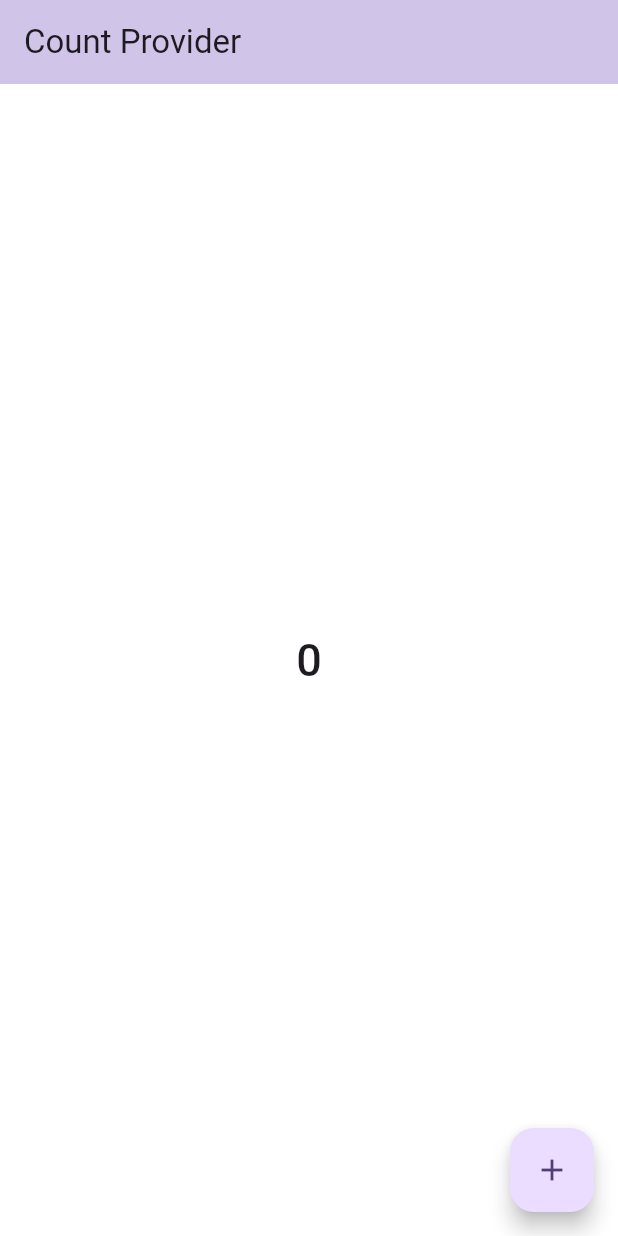
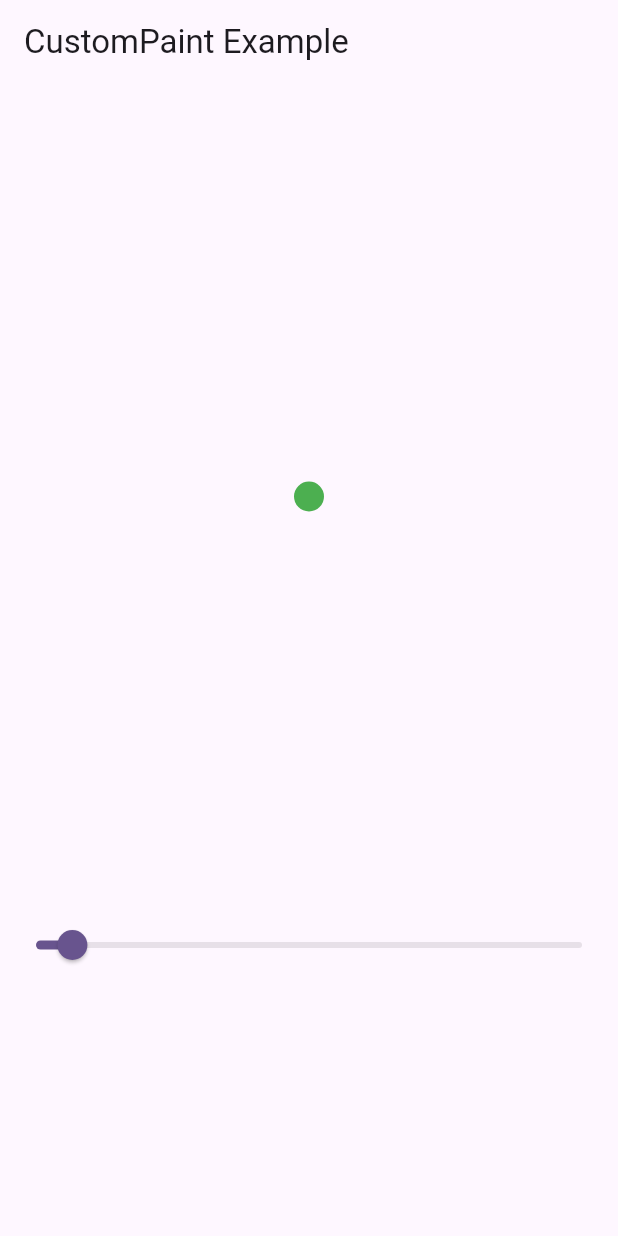
Before and after one commit to ChandravirRaj/flutter_provider, a Flutter app: the screen it shows after launch, on a phone screen of 412 x 824 dp. Run offline on Flutter 3.47's test engine with Material 3 defaults, Android fonts, the phone set to English and light mode, and no system bars.

Commit message:
multi provider imlemetion is done

```diff
--- a/lib/main.dart
+++ b/lib/main.dart
@@ -1,5 +1,7 @@
 import 'package:flutter/material.dart';
 import 'package:flutter_provider/single_provider/module/count_example.dart';
+import 'package:flutter_provider/single_provider/module/custom_paint_example.dart';
+import 'package:flutter_provider/single_provider/provider/circle_provider.dart';
 import 'package:flutter_provider/single_provider/provider/count_provider.dart';
 import 'package:provider/provider.dart';
 
@@ -13,24 +15,24 @@ class MyApp extends StatelessWidget {
   // This widget is the root of your application.
   @override
   Widget build(BuildContext context) {
-    return ChangeNotifierProvider(
-      create: (_) => CountProvider(),
+    return MultiProvider(
+      providers: [
+        ChangeNotifierProvider(
+          create: (_) => CountProvider(),
+        ),
+        ChangeNotifierProvider(
+          create: (_) => CircleProvider(),
+        )
+      ],
       child: MaterialApp(
         title: 'Flutter Demo',
         theme: ThemeData(
           colorScheme: ColorScheme.fromSeed(seedColor: Colors.deepPurple),
           useMaterial3: true,
         ),
-        home: const CountExample(),
+        home: const CustomPaintExample(),
       ),
     );
-    return MaterialApp(
-      title: 'Flutter Demo',
-      theme: ThemeData(
-        colorScheme: ColorScheme.fromSeed(seedColor: Colors.deepPurple),
-        useMaterial3: true,
-      ),
-      home: const CountExample(),
-    );
   }
+
 }
--- a/lib/single_provider/module/count_example.dart
+++ b/lib/single_provider/module/count_example.dart
@@ -20,7 +20,7 @@ class _CountExampleState extends State<CountExample> {
 
   @override
   Widget build(BuildContext context) {
-    var provider = Provider.of<CountProvider>(context,listen: false);
+    var provider = Provider.of<CountProvider>(context, listen: false);
 
     if (kDebugMode) {
       print("let's check build method ------->> build");
@@ -38,7 +38,8 @@ class _CountExampleState extends State<CountExample> {
             builder: (context, countProvider, child) {
               return Text(
                 '${context.watch<CountProvider>().count}',
-                style: const TextStyle(fontSize: 30, fontWeight: FontWeight.w500),
+                style:
+                    const TextStyle(fontSize: 30, fontWeight: FontWeight.w500),
               );
             },
           ),
--- /dev/null
+++ b/lib/single_provider/module/custom_paint_example.dart
@@ -0,0 +1,65 @@
+import 'package:flutter/foundation.dart';
+import 'package:flutter/material.dart';
+import 'package:flutter_provider/single_provider/provider/circle_provider.dart';
+import 'package:provider/provider.dart';
+
+import 'my_painter.dart';
+
+class CustomPaintExample extends StatefulWidget {
+  const CustomPaintExample({super.key});
+
+  @override
+  State<CustomPaintExample> createState() => _CustomPaintExampleState();
+}
+
+class _CustomPaintExampleState extends State<CustomPaintExample> {
+  double _value = 10;
+
+  @override
+  Widget build(BuildContext context) {
+    if (kDebugMode) {
+      print("--------build method------>> call");
+    }
+
+    return Scaffold(
+      appBar: AppBar(
+        title: const Text('CustomPaint Example'),
+      ),
+      body: Center(
+          child: Column(
+        children: [
+          const SizedBox(
+            height: 100,
+          ),
+          SizedBox(
+            width: double.infinity,
+            height: 350,
+            child: Center(
+              child: Consumer<CircleProvider>(
+                  builder: (context, circleProvider, child) {
+                return CustomPaint(
+                  size: Size(circleProvider.width, circleProvider.height),
+                  painter:
+                      MyPainter(), // Use a custom painter to define the drawing
+                );
+              }),
+            ),
+          ),
+          const SizedBox(
+            height: 100,
+          ),
+          Consumer<CircleProvider>(builder: (context, circleProvider, child) {
+            return Slider(
+              min: 0.0,
+              max: 300.0,
+              value: circleProvider.width,
+              onChanged: (value) {
+                context.read<CircleProvider>().setHeightAndWidth(value);
+              },
+            );
+          })
+        ],
+      )),
+    );
+  }
+}
--- /dev/null
+++ b/lib/single_provider/provider/circle_provider.dart
@@ -0,0 +1,23 @@
+import 'package:flutter/foundation.dart';
+
+class CircleProvider with ChangeNotifier, DiagnosticableTreeMixin {
+  double _height = 20;
+  double _width = 20;
+
+  double get height => _height;
+
+  double get width => _width;
+
+  void setHeightAndWidth(double value) {
+    _height = value;
+    _width = value;
+    notifyListeners();
+  }
+
+  @override
+  void debugFillProperties(DiagnosticPropertiesBuilder properties) {
+    super.debugFillProperties(properties);
+    properties.add(DoubleProperty('_height', _height));
+    properties.add(DoubleProperty('_width', _width));
+  }
+}
```
Also changed, not shown: lib/single_provider/module/my_painter.dart (added, +22 -0 lines).
